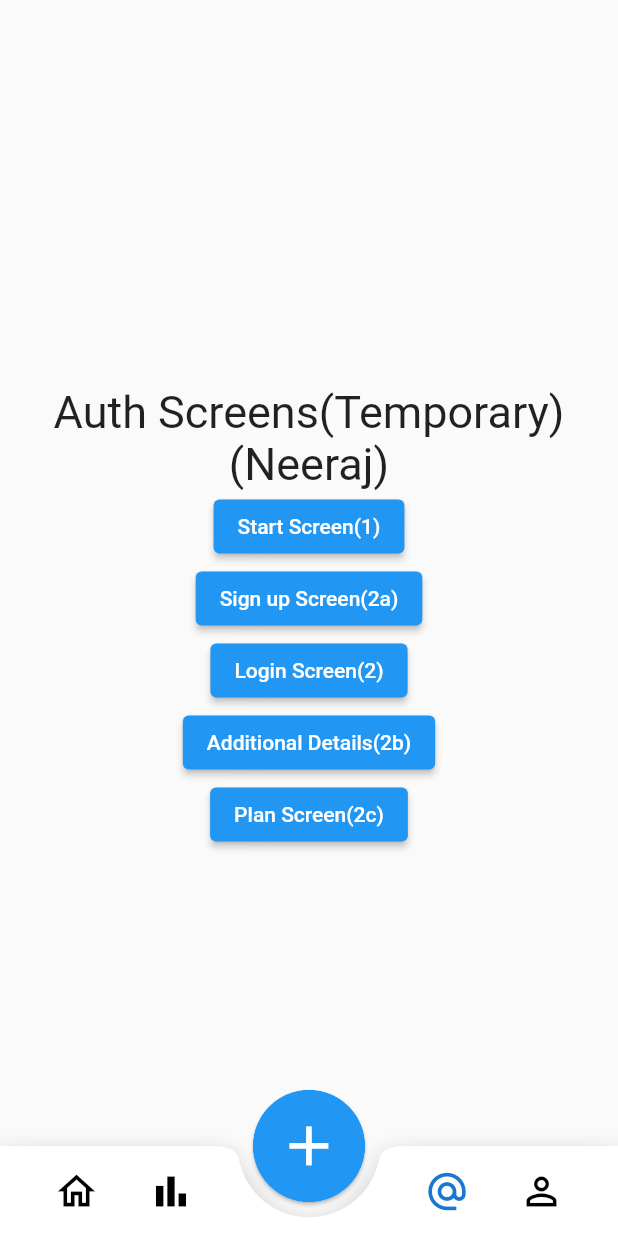
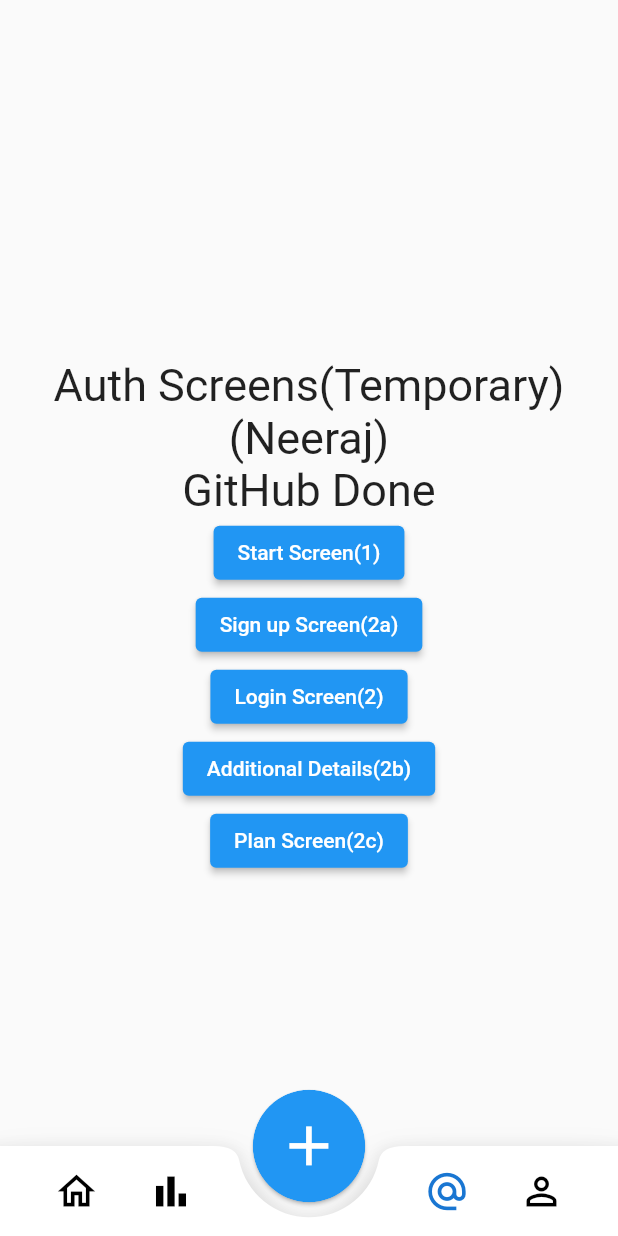
Before and after one commit to AadityaCholayil/DietMate, a Flutter app: the screen it shows after launch, swiped to page 3, on a phone screen of 412 x 824 dp. Run offline on Flutter 3.47's test engine with Material 2 defaults, Android fonts, the phone set to English and light mode, and no system bars; our stand-ins replace preload_page_view.

Commit message:
Neeraj github done

```diff
--- a/lib/pages/neeraj_temp.dart
+++ b/lib/pages/neeraj_temp.dart
@@ -19,7 +19,7 @@ class _NeerajTempState extends State<NeerajTemp> {
             mainAxisAlignment: MainAxisAlignment.center,
             children: [
               Text(
-                'Auth Screens(Temporary)\n(Neeraj)',
+                'Auth Screens(Temporary)\n(Neeraj)\nGitHub Done',
                 style: TextStyle(
                   fontSize: 30,
                 ),
```
